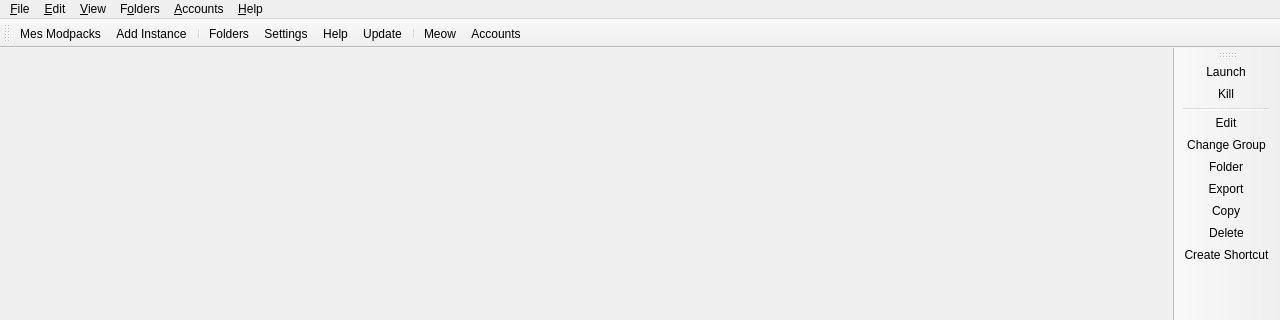
Old version of the form launcher/ui/MainWindow.ui in the repository RayanLhrd/RayLauncher; both pictures show x 0 to 1280 and y 0 to 320 of the 1280 by 720 pixel window.
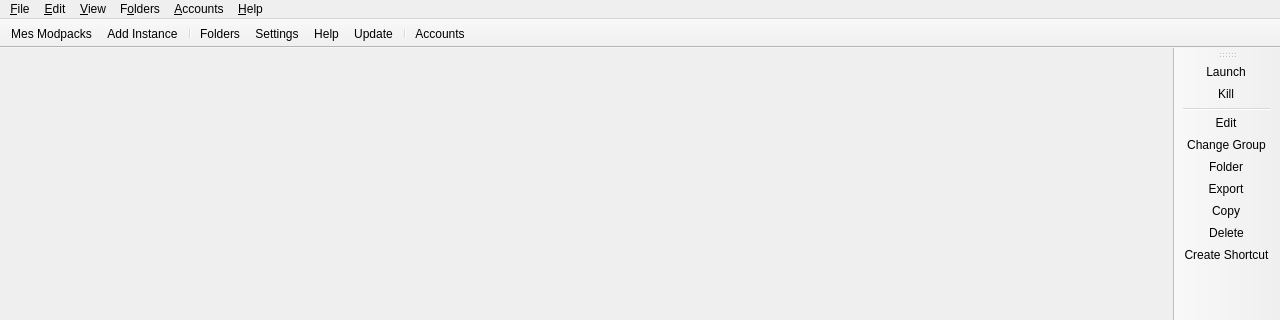
New version of the form. Icons and pictures are not drawn. Custom widgets are drawn as their Qt base class.

Commit message: feat(ui): lock main toolbar, hide news strip, drop cat icon, persist offline pseudo

The edit to the form file:
```diff
--- a/launcher/ui/MainWindow.ui
+++ b/launcher/ui/MainWindow.ui
@@ -41,6 +41,9 @@
    <property name="windowTitle">
     <string>Main Toolbar</string>
    </property>
+   <property name="movable">
+    <bool>false</bool>
+   </property>
    <property name="allowedAreas">
     <set>Qt::ToolBarArea::BottomToolBarArea|Qt::ToolBarArea::TopToolBarArea</set>
    </property>
@@ -64,7 +67,6 @@
    <addaction name="actionHelpButton"/>
    <addaction name="actionCheckUpdate"/>
    <addaction name="separator"/>
-   <addaction name="actionCAT"/>
    <addaction name="actionAccountsButton"/>
   </widget>
   <widget class="QToolBar" name="newsToolBar">
```
Left out of the diff: 2 changed lines with no effect on the pictures. The commit also changes 3 other files.
